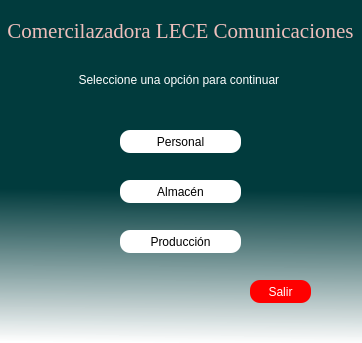
Old version of the form modules/Pestaña 1.ui in the repository Eleazar-Leyte/LECE-APP.
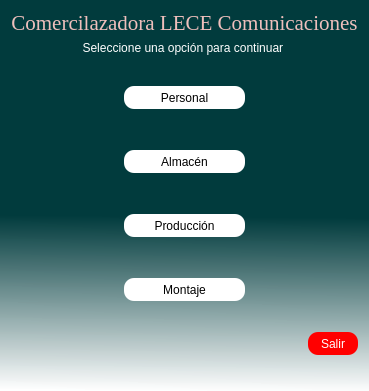
New version of the form. Icons and pictures are not drawn.

Commit message: Se agregan las modificaciones a las columnas de montaje y las funciones necesarias para que el modulo montaje funcione correctamente

```diff
--- a/modules/Pestaña 1.ui
+++ b/modules/Pestaña 1.ui
@@ -7,15 +7,9 @@
     <x>0</x>
     <y>0</y>
     <width>362</width>
-    <height>343</height>
+    <height>391</height>
    </rect>
   </property>
-  <property name="maximumSize">
-   <size>
-    <width>362</width>
-    <height>344</height>
-   </size>
-  </property>
   <property name="windowTitle">
    <string>Ménu</string>
   </property>
@@ -23,106 +17,9 @@
    <string notr="true">QDialog#Menu{
 background-color: qlineargradient(spread:pad, x1:0.488444, y1:0.392, x2:0.483241, y2:1, stop:0.266917 rgba(1, 59, 61, 255), stop:1 rgba(255, 255, 255, 244));}</string>
   </property>
-  <widget class="QPushButton" name="btn_personal">
-   <property name="geometry">
-    <rect>
-     <x>120</x>
-     <y>130</y>
-     <width>121</width>
-     <height>23</height>
-    </rect>
-   </property>
-   <property name="cursor">
-    <cursorShape>PointingHandCursor</cursorShape>
-   </property>
-   <property name="styleSheet">
-    <string notr="true">font: 12pt &quot;MS Shell Dlg 2&quot;;
-background-color: rgb(255, 255, 255);
-border-radius: 10px;</string>
-   </property>
-   <property name="text">
-    <string>Personal</string>
-   </property>
-  </widget>
-  <widget class="QPushButton" name="btn_almacen">
-   <property name="geometry">
-    <rect>
-     <x>120</x>
-     <y>180</y>
-     <width>121</width>
-     <height>23</height>
-    </rect>
-   </property>
-   <property name="cursor">
-    <cursorShape>PointingHandCursor</cursorShape>
-   </property>
-   <property name="styleSheet">
-    <string notr="true">font: 12pt &quot;MS Shell Dlg 2&quot;;
-background-color: rgb(255, 255, 255);
-border-radius: 10px;</string>
-   </property>
-   <property name="text">
-    <string>Almacén</string>
-   </property>
-  </widget>
-  <widget class="QPushButton" name="btn_produccion">
-   <property name="geometry">
-    <rect>
-     <x>120</x>
-     <y>230</y>
-     <width>121</width>
-     <height>23</height>
-    </rect>
-   </property>
-   <property name="cursor">
-    <cursorShape>PointingHandCursor</cursorShape>
-   </property>
-   <property name="styleSheet">
-    <string notr="true">font: 12pt &quot;MS Shell Dlg 2&quot;;
-background-color: rgb(255, 255, 255);
-border-radius: 10px;</string>
-   </property>
-   <property name="text">
-    <string>Producción</string>
-   </property>
-  </widget>
-  <widget class="QPushButton" name="btn_salir">
-   <property name="geometry">
-    <rect>
-     <x>250</x>
-     <y>280</y>
-     <width>61</width>
-     <height>23</height>
-    </rect>
-   </property>
-   <property name="minimumSize">
-    <size>
-     <width>5</width>
-     <height>0</height>
-    </size>
-   </property>
-   <property name="cursor">
-    <cursorShape>PointingHandCursor</cursorShape>
-   </property>
-   <property name="styleSheet">
-    <string notr="true">font: 12pt &quot;MS Shell Dlg 2&quot;;
-background-color: rgb(255, 0, 0);
-color: rgb(255, 255, 255);
-border-radius: 10px</string>
-   </property>
-   <property name="text">
-    <string>Salir</string>
-   </property>
-  </widget>
+  <layout class="QVBoxLayout" name="verticalLayout_2">
+   <item>
   <widget class="QLabel" name="Titulo">
-   <property name="geometry">
-    <rect>
-     <x>0</x>
-     <y>0</y>
-     <width>361</width>
-     <height>61</height>
-    </rect>
-   </property>
    <property name="font">
     <font>
      <family>Times New Roman</family>
@@ -165,15 +62,9 @@
     <set>Qt::AlignCenter</set>
    </property>
   </widget>
+   </item>
+   <item>
   <widget class="QLabel" name="label">
-   <property name="geometry">
-    <rect>
-     <x>0</x>
-     <y>70</y>
-     <width>361</width>
-     <height>20</height>
-    </rect>
-   </property>
    <property name="styleSheet">
     <string notr="true">font: 75 12pt &quot;MS Shell Dlg 2&quot; rgb(255, 255, 255);
 color: rgb(255, 255, 255);
@@ -189,6 +80,261 @@
     <set>Qt::AlignCenter</set>
    </property>
   </widget>
+   </item>
+   <item>
+    <spacer name="verticalSpacer_4">
+     <property name="orientation">
+      <enum>Qt::Vertical</enum>
+     </property>
+     <property name="sizeType">
+      <enum>QSizePolicy::Preferred</enum>
+     </property>
+     <property name="sizeHint" stdset="0">
+      <size>
+       <width>20</width>
+       <height>40</height>
+      </size>
+     </property>
+    </spacer>
+   </item>
+   <item>
+    <layout class="QHBoxLayout" name="horizontalLayout_2">
+     <item>
+      <spacer name="horizontalSpacer_3">
+       <property name="orientation">
+        <enum>Qt::Horizontal</enum>
+       </property>
+       <property name="sizeHint" stdset="0">
+        <size>
+         <width>40</width>
+         <height>20</height>
+        </size>
+       </property>
+      </spacer>
+     </item>
+     <item>
+      <layout class="QVBoxLayout" name="verticalLayout">
+       <item>
+        <widget class="QPushButton" name="btn_personal">
+         <property name="minimumSize">
+          <size>
+           <width>121</width>
+           <height>23</height>
+          </size>
+         </property>
+         <property name="cursor">
+          <cursorShape>PointingHandCursor</cursorShape>
+         </property>
+         <property name="styleSheet">
+          <string notr="true">font: 12pt &quot;MS Shell Dlg 2&quot;;
+background-color: rgb(255, 255, 255);
+border-radius: 10px;</string>
+         </property>
+         <property name="text">
+          <string>Personal</string>
+         </property>
+        </widget>
+       </item>
+       <item>
+        <spacer name="verticalSpacer">
+         <property name="orientation">
+          <enum>Qt::Vertical</enum>
+         </property>
+         <property name="sizeType">
+          <enum>QSizePolicy::Preferred</enum>
+         </property>
+         <property name="sizeHint" stdset="0">
+          <size>
+           <width>20</width>
+           <height>40</height>
+          </size>
+         </property>
+        </spacer>
+       </item>
+       <item>
+        <widget class="QPushButton" name="btn_almacen">
+         <property name="minimumSize">
+          <size>
+           <width>121</width>
+           <height>23</height>
+          </size>
+         </property>
+         <property name="cursor">
+          <cursorShape>PointingHandCursor</cursorShape>
+         </property>
+         <property name="styleSheet">
+          <string notr="true">font: 12pt &quot;MS Shell Dlg 2&quot;;
+background-color: rgb(255, 255, 255);
+border-radius: 10px;</string>
+         </property>
+         <property name="text">
+          <string>Almacén</string>
+         </property>
+        </widget>
+       </item>
+       <item>
+        <spacer name="verticalSpacer_2">
+         <property name="orientation">
+          <enum>Qt::Vertical</enum>
+         </property>
+         <property name="sizeType">
+          <enum>QSizePolicy::Preferred</enum>
+         </property>
+         <property name="sizeHint" stdset="0">
+          <size>
+           <width>20</width>
+           <height>40</height>
+          </size>
+         </property>
+        </spacer>
+       </item>
+       <item>
+        <widget class="QPushButton" name="btn_produccion">
+         <property name="minimumSize">
+          <size>
+           <width>121</width>
+           <height>23</height>
+          </size>
+         </property>
+         <property name="cursor">
+          <cursorShape>PointingHandCursor</cursorShape>
+         </property>
+         <property name="styleSheet">
+          <string notr="true">font: 12pt &quot;MS Shell Dlg 2&quot;;
+background-color: rgb(255, 255, 255);
+border-radius: 10px;</string>
+         </property>
+         <property name="text">
+          <string>Producción</string>
+         </property>
+        </widget>
+       </item>
+       <item>
+        <spacer name="verticalSpacer_3">
+         <property name="orientation">
+          <enum>Qt::Vertical</enum>
+         </property>
+         <property name="sizeType">
+          <enum>QSizePolicy::Preferred</enum>
+         </property>
+         <property name="sizeHint" stdset="0">
+          <size>
+           <width>20</width>
+           <height>40</height>
+          </size>
+         </property>
+        </spacer>
+       </item>
+       <item>
+        <widget class="QPushButton" name="btn_montaje">
+         <property name="minimumSize">
+          <size>
+           <width>121</width>
+           <height>23</height>
+          </size>
+         </property>
+         <property name="cursor">
+          <cursorShape>PointingHandCursor</cursorShape>
+         </property>
+         <property name="styleSheet">
+          <string notr="true">font: 12pt &quot;MS Shell Dlg 2&quot;;
+background-color: rgb(255, 255, 255);
+border-radius: 10px;</string>
+         </property>
+         <property name="text">
+          <string>Montaje</string>
+         </property>
+        </widget>
+       </item>
+      </layout>
+     </item>
+     <item>
+      <spacer name="horizontalSpacer_2">
+       <property name="orientation">
+        <enum>Qt::Horizontal</enum>
+       </property>
+       <property name="sizeHint" stdset="0">
+        <size>
+         <width>40</width>
+         <height>20</height>
+        </size>
+       </property>
+      </spacer>
+     </item>
+    </layout>
+   </item>
+   <item>
+    <spacer name="verticalSpacer_5">
+     <property name="orientation">
+      <enum>Qt::Vertical</enum>
+     </property>
+     <property name="sizeType">
+      <enum>QSizePolicy::Preferred</enum>
+     </property>
+     <property name="sizeHint" stdset="0">
+      <size>
+       <width>20</width>
+       <height>40</height>
+      </size>
+     </property>
+    </spacer>
+   </item>
+   <item>
+    <layout class="QHBoxLayout" name="horizontalLayout">
+     <item>
+      <spacer name="horizontalSpacer">
+       <property name="orientation">
+        <enum>Qt::Horizontal</enum>
+       </property>
+       <property name="sizeType">
+        <enum>QSizePolicy::Expanding</enum>
+       </property>
+       <property name="sizeHint" stdset="0">
+        <size>
+         <width>40</width>
+         <height>20</height>
+        </size>
+       </property>
+      </spacer>
+     </item>
+     <item>
+      <widget class="QPushButton" name="btn_salir">
+       <property name="minimumSize">
+        <size>
+         <width>50</width>
+         <height>23</height>
+        </size>
+       </property>
+       <property name="cursor">
+        <cursorShape>PointingHandCursor</cursorShape>
+       </property>
+       <property name="styleSheet">
+        <string notr="true">font: 12pt &quot;MS Shell Dlg 2&quot;;
+background-color: rgb(255, 0, 0);
+color: rgb(255, 255, 255);
+border-radius: 10px</string>
+       </property>
+       <property name="text">
+        <string>Salir</string>
+       </property>
+      </widget>
+     </item>
+    </layout>
+   </item>
+   <item>
+    <spacer name="verticalSpacer_6">
+     <property name="orientation">
+      <enum>Qt::Vertical</enum>
+     </property>
+     <property name="sizeHint" stdset="0">
+      <size>
+       <width>20</width>
+       <height>40</height>
+      </size>
+     </property>
+    </spacer>
+   </item>
+  </layout>
  </widget>
  <resources>
   <include location="../assets/icons/Icons.qrc"/>
```
Left out of the diff: 4 changed lines with no effect on the pictures. Lines whose indentation alone changed are shown as unchanged. The commit also changes 9 other files.
